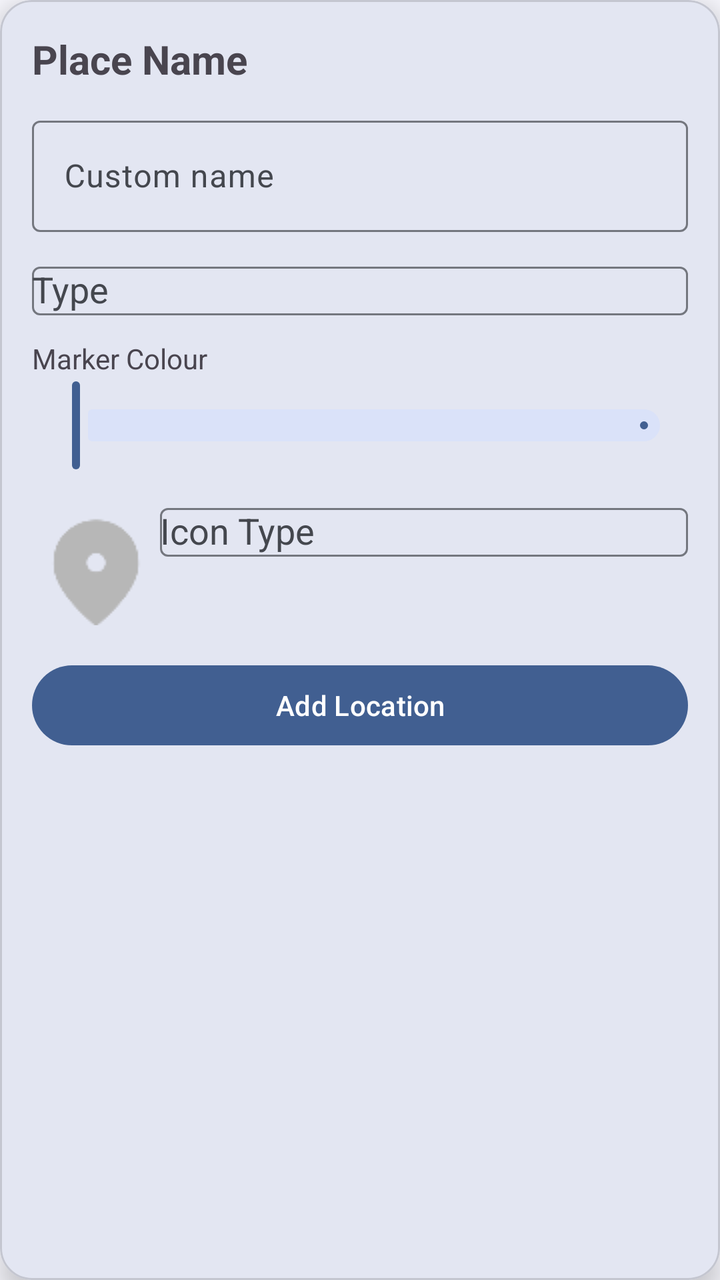
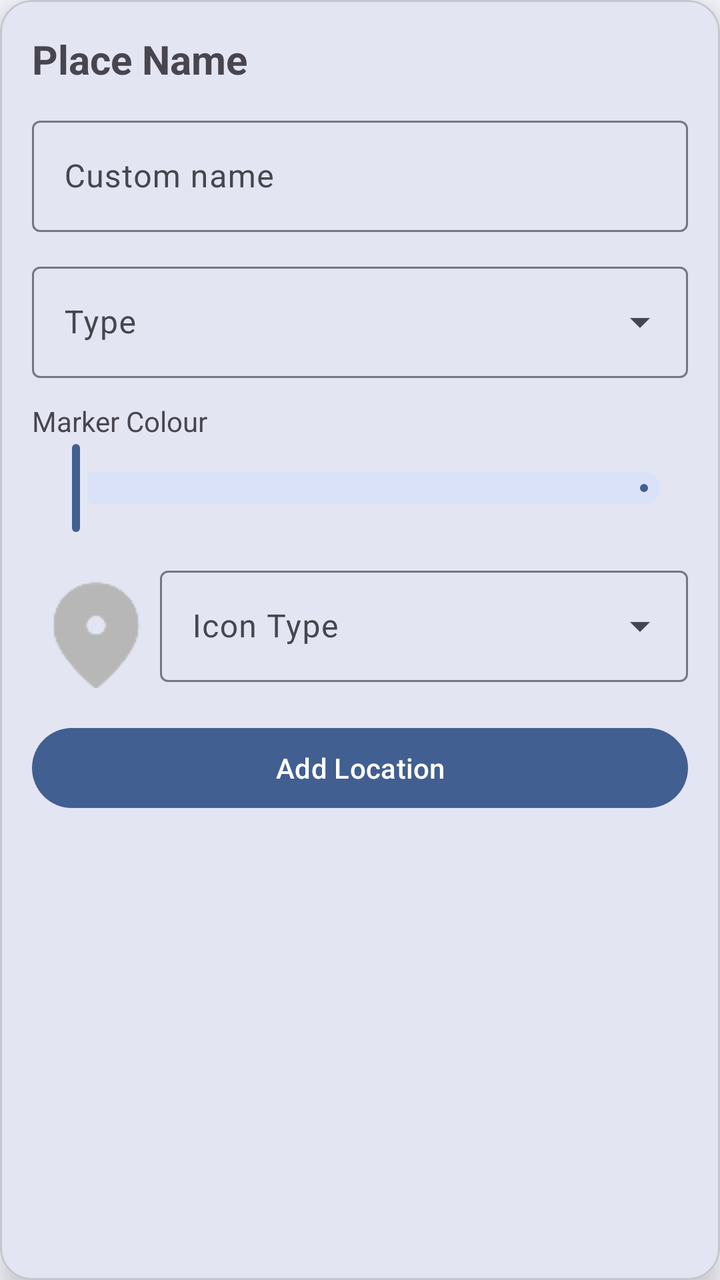

Compare the two renders of this Android layout. The source of the first and the diff that turns it into the second are given below.
<!-- AndroidManifest.xml: application theme Theme.MyMaps -->
<!-- res/layout/bottom_sheet_place_confirm.xml -->
<?xml version="1.0" encoding="utf-8"?>
<com.google.android.material.card.MaterialCardView xmlns:android="http://schemas.android.com/apk/res/android"
    xmlns:app="http://schemas.android.com/apk/res-auto"
    android:layout_width="match_parent"
    android:layout_height="wrap_content"
    app:cardCornerRadius="16dp"
    app:cardElevation="8dp"
    app:cardBackgroundColor="?attr/colorSurface"

    android:clickable="true"
    android:focusable="true"
    android:focusableInTouchMode="true"
    android:descendantFocusability="beforeDescendants">

    <LinearLayout
        android:layout_width="match_parent"
        android:layout_height="wrap_content"
        android:orientation="vertical"
        android:padding="16dp">

        <TextView
            android:id="@+id/placeTitle"
            android:layout_width="match_parent"
            android:layout_height="wrap_content"
            android:text="Place Name"
            android:textSize="20sp"
            android:textStyle="bold" />

        <com.google.android.material.textfield.TextInputLayout
            android:layout_width="match_parent"
            android:layout_height="wrap_content"
            android:layout_marginTop="12dp">

            <com.google.android.material.textfield.TextInputEditText
                android:id="@+id/editName"
                android:layout_width="match_parent"
                android:layout_height="wrap_content"
                android:hint="Custom name" />
        </com.google.android.material.textfield.TextInputLayout>

        <com.google.android.material.textfield.TextInputLayout
            android:layout_width="match_parent"
            android:layout_height="wrap_content"
            android:layout_marginTop="12dp"
            android:hint="Type">

            <com.google.android.material.textfield.MaterialAutoCompleteTextView
                android:id="@+id/typeSelector"
                android:layout_width="match_parent"
                android:layout_height="wrap_content" />
        </com.google.android.material.textfield.TextInputLayout>

        <TextView
            android:layout_width="match_parent"
            android:layout_height="wrap_content"
            android:text="Marker Colour"
            android:layout_marginTop="12dp"/>

        <com.google.android.material.slider.Slider
            android:id="@+id/colorSlider"
            android:layout_width="match_parent"
            android:layout_height="wrap_content"
            android:valueFrom="0"
            android:valueTo="360"
            android:value="0"/>

        <LinearLayout
            android:layout_width="match_parent"
            android:layout_height="wrap_content"
            android:orientation="horizontal">
            <ImageView
                android:id="@+id/iconPreview"
                android:layout_width="64dp"
                android:layout_height="64dp"
                android:layout_gravity="center"
                android:layout_marginTop="12dp"
                android:src="@drawable/location_on_64px"/>

            <com.google.android.material.textfield.TextInputLayout
                android:layout_width="match_parent"
                android:layout_height="wrap_content"
                android:layout_marginTop="12dp"
                android:hint="Icon Type">

                <com.google.android.material.textfield.MaterialAutoCompleteTextView
                    android:id="@+id/iconSelector"
                    android:layout_width="match_parent"
                    android:layout_height="wrap_content"/>
            </com.google.android.material.textfield.TextInputLayout>
        </LinearLayout>

        <com.google.android.material.button.MaterialButton
            android:id="@+id/confirmButton"
            android:layout_width="match_parent"
            android:layout_height="wrap_content"
            android:text="Add Location"
            android:layout_marginTop="16dp"/>
    </LinearLayout>
</com.google.android.material.card.MaterialCardView>
<!-- resources referenced by this layout -->
<resources>
  <color name="md_theme_primary">#415F91</color>
  <color name="md_theme_onPrimary">#FFFFFF</color>
  <color name="md_theme_primaryContainer">#D6E3FF</color>
  <color name="md_theme_onPrimaryContainer">#284777</color>
  <color name="md_theme_secondary">#565F71</color>
  <color name="md_theme_onSecondary">#FFFFFF</color>
  <color name="md_theme_secondaryContainer">#DAE2F9</color>
  <color name="md_theme_onSecondaryContainer">#3E4759</color>
  <color name="md_theme_tertiary">#705575</color>
  <color name="md_theme_onTertiary">#FFFFFF</color>
  <color name="md_theme_tertiaryContainer">#FAD8FD</color>
  <color name="md_theme_onTertiaryContainer">#573E5C</color>
  <color name="md_theme_error">#BA1A1A</color>
  <color name="md_theme_onError">#FFFFFF</color>
  <color name="md_theme_errorContainer">#FFDAD6</color>
  <color name="md_theme_onErrorContainer">#93000A</color>
  <color name="md_theme_background">#F9F9FF</color>
  <color name="md_theme_onBackground">#191C20</color>
  <color name="md_theme_surface">#F9F9FF</color>
  <color name="md_theme_onSurface">#191C20</color>
  <color name="md_theme_surfaceVariant">#E0E2EC</color>
  <color name="md_theme_onSurfaceVariant">#44474E</color>
  <color name="md_theme_outline">#74777F</color>
  <color name="md_theme_outlineVariant">#C4C6D0</color>
  <color name="md_theme_inverseSurface">#2E3036</color>
  <color name="md_theme_inverseOnSurface">#F0F0F7</color>
  <color name="md_theme_inversePrimary">#AAC7FF</color>
  <color name="md_theme_primaryFixed">#D6E3FF</color>
  <color name="md_theme_onPrimaryFixed">#001B3E</color>
  <color name="md_theme_primaryFixedDim">#AAC7FF</color>
  <color name="md_theme_onPrimaryFixedVariant">#284777</color>
  <color name="md_theme_secondaryFixed">#DAE2F9</color>
  <color name="md_theme_onSecondaryFixed">#131C2B</color>
  <color name="md_theme_secondaryFixedDim">#BEC6DC</color>
  <color name="md_theme_onSecondaryFixedVariant">#3E4759</color>
  <color name="md_theme_tertiaryFixed">#FAD8FD</color>
  <color name="md_theme_onTertiaryFixed">#28132E</color>
  <color name="md_theme_tertiaryFixedDim">#DDBCE0</color>
  <color name="md_theme_onTertiaryFixedVariant">#573E5C</color>
  <color name="md_theme_surfaceDim">#D9D9E0</color>
  <color name="md_theme_surfaceBright">#F9F9FF</color>
  <color name="md_theme_surfaceContainerLowest">#FFFFFF</color>
  <color name="md_theme_surfaceContainerLow">#F3F3FA</color>
  <color name="md_theme_surfaceContainer">#EDEDF4</color>
  <color name="md_theme_surfaceContainerHigh">#E7E8EE</color>
  <color name="md_theme_surfaceContainerHighest">#E2E2E9</color>
  <!-- unchanged entries left out for length: 2 -->
</resources>

<!-- the commit's change to res/layout/bottom_sheet_place_confirm.xml (unified diff, before → after) -->
@@ -42,12 +42,14 @@
             android:layout_width="match_parent"
             android:layout_height="wrap_content"
             android:layout_marginTop="12dp"
-            android:hint="Type">
+            android:hint="Type"
+            style="@style/Widget.Material3.TextInputLayout.OutlinedBox.ExposedDropdownMenu">
 
             <com.google.android.material.textfield.MaterialAutoCompleteTextView
                 android:id="@+id/typeSelector"
                 android:layout_width="match_parent"
-                android:layout_height="wrap_content" />
+                android:layout_height="wrap_content"
+                android:inputType="none"/>
         </com.google.android.material.textfield.TextInputLayout>
 
         <TextView
@@ -80,13 +82,15 @@
                 android:layout_width="match_parent"
                 android:layout_height="wrap_content"
                 android:layout_marginTop="12dp"
-                android:hint="Icon Type">
+                android:hint="Icon Type"
+                style="@style/Widget.Material3.TextInputLayout.OutlinedBox.ExposedDropdownMenu">
 
                 <com.google.android.material.textfield.MaterialAutoCompleteTextView
                     android:id="@+id/iconSelector"
                     android:layout_width="match_parent"
-                    android:layout_height="wrap_content"/>
-            </com.google.android.material.textfield.TextInputLayout>
+                    android:layout_height="wrap_content"
+                    android:inputType="none"/>
+                </com.google.android.material.textfield.TextInputLayout>
         </LinearLayout>
 
         <com.google.android.material.button.MaterialButton
